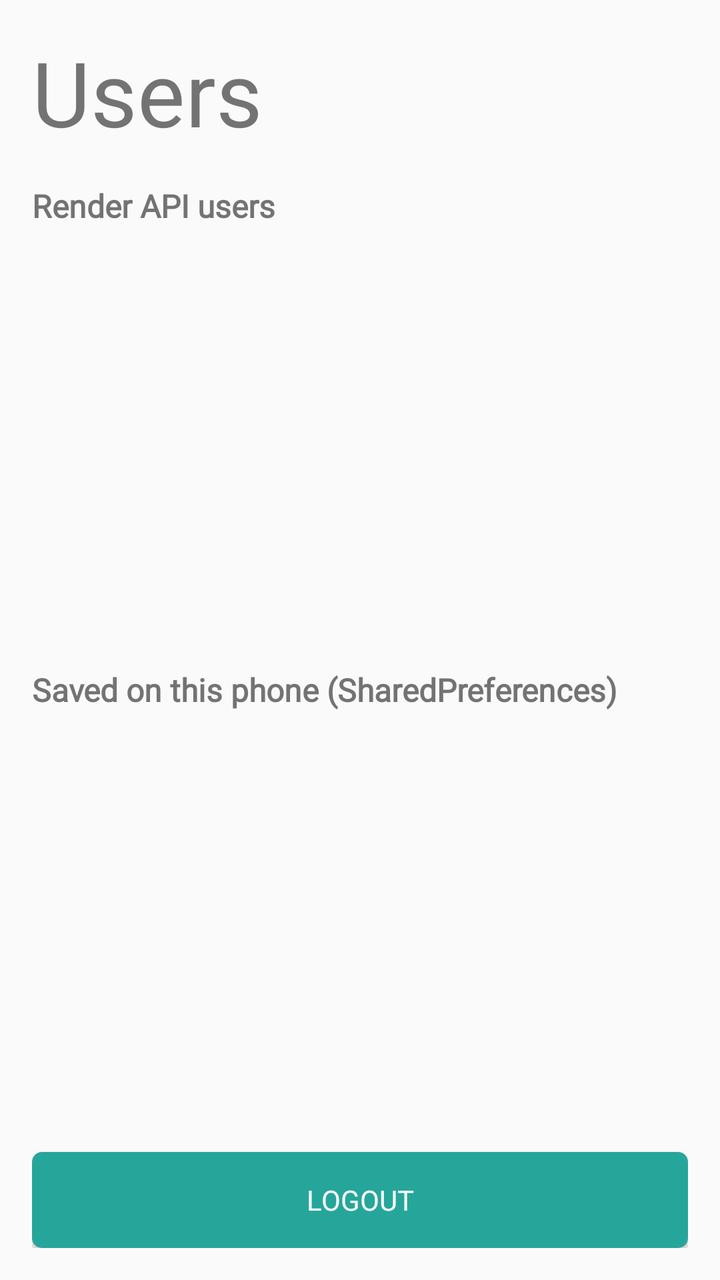
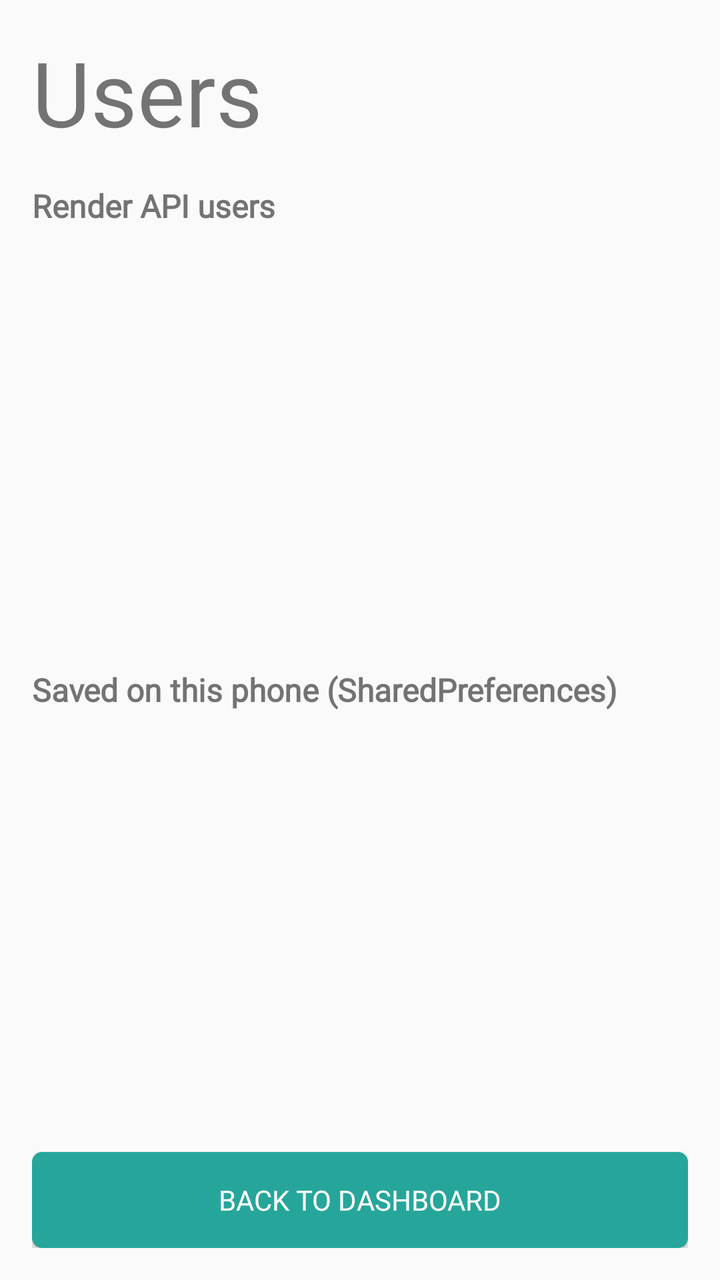

An Android layout rendered at two revisions. The XML below is the earlier revision; the diff shows what the commit changed to produce the second picture.
<!-- AndroidManifest.xml: application theme AppTheme -->
<!-- res/layout/activity_user_list.xml -->
<?xml version="1.0" encoding="utf-8"?>
<LinearLayout xmlns:android="http://schemas.android.com/apk/res/android"
    android:layout_width="match_parent"
    android:layout_height="match_parent"
    android:orientation="vertical"
    android:padding="16dp">

    <TextView
        android:id="@+id/tv_users_title"
        android:layout_width="wrap_content"
        android:layout_height="wrap_content"
        android:text="Users"
        android:textSize="45sp"
        android:fontFamily="@font/indigo_daisy"
        android:layout_marginBottom="8dp" />

    <TextView
        android:id="@+id/tv_api_header"
        android:layout_width="match_parent"
        android:layout_height="wrap_content"
        android:text="Render API users"
        android:textSize="16sp"
        android:textStyle="bold"
        android:fontFamily="@font/roboto_regular"
        android:paddingTop="8dp"
        android:paddingBottom="4dp" />

    <ListView
        android:id="@+id/lv_api_users"
        android:layout_width="match_parent"
        android:layout_height="0dp"
        android:layout_weight="1" />

    <TextView
        android:id="@+id/tv_local_header"
        android:layout_width="match_parent"
        android:layout_height="wrap_content"
        android:text="Saved on this phone (SharedPreferences)"
        android:textSize="16sp"
        android:textStyle="bold"
        android:fontFamily="@font/roboto_regular"
        android:paddingTop="12dp"
        android:paddingBottom="4dp" />

    <ListView
        android:id="@+id/lv_local_users"
        android:layout_width="match_parent"
        android:layout_height="0dp"
        android:layout_weight="1" />

    <Button
        android:id="@+id/btn_logout"
        android:layout_width="match_parent"
        android:layout_height="wrap_content"
        android:layout_marginTop="12dp"
        android:background="@drawable/btn_custom"
        android:fontFamily="@font/roboto_regular"
        android:textColor="@android:color/white"
        android:text="Logout" />

</LinearLayout>
<!-- resources referenced by this layout -->
<resources>
  <!-- drawable btn_custom (drawable) -->
  <?xml version="1.0" encoding="utf-8"?>
  <shape xmlns:android="http://schemas.android.com/apk/res/android"
      android:padding="10dp"
      android:shape="rectangle" >
  
      <solid android:color="#26a69a" />
  
      <corners
          android:bottomLeftRadius="5dp"
          android:bottomRightRadius="5dp"
          android:topLeftRadius="5dp"
          android:topRightRadius="5dp" />
  
  </shape>
  <style name="AppTheme" parent="Theme.AppCompat.Light.DarkActionBar">
          
          <item name="colorPrimary">@color/colorPrimary</item>
          <item name="colorPrimaryDark">@color/colorPrimaryDark</item>
          <item name="colorAccent">@color/colorAccent</item>
      </style>
  <color name="colorPrimary">#00796b</color>
  <color name="colorPrimaryDark">#00695C</color>
  <color name="colorAccent">#FF4081</color>
</resources>

<!-- the commit's change to res/layout/activity_user_list.xml (unified diff, before → after) -->
@@ -49,13 +49,13 @@
         android:layout_weight="1" />
 
     <Button
-        android:id="@+id/btn_logout"
+        android:id="@+id/btn_back_dashboard"
         android:layout_width="match_parent"
         android:layout_height="wrap_content"
         android:layout_marginTop="12dp"
         android:background="@drawable/btn_custom"
         android:fontFamily="@font/roboto_regular"
         android:textColor="@android:color/white"
-        android:text="Logout" />
+        android:text="Back to Dashboard" />
 
 </LinearLayout>
